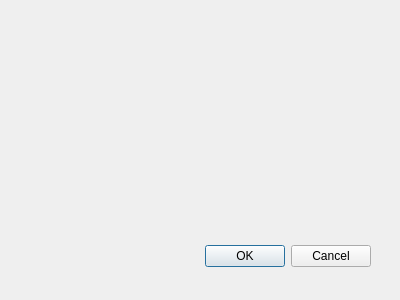
Qt form iGroceryQT/iGrocery/userdialog.ui (KiraSunnight/iGrocery) before a commit.
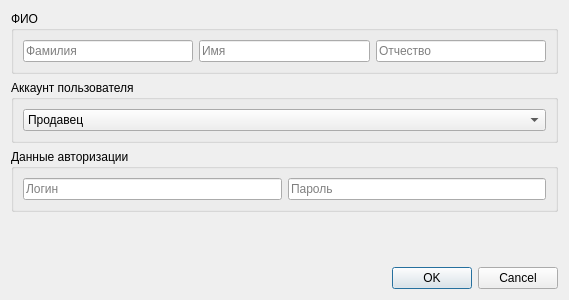
The same form after that commit.

The edit to the form file:
```diff
--- a/iGroceryQT/iGrocery/userdialog.ui
+++ b/iGroceryQT/iGrocery/userdialog.ui
@@ -8,29 +8,126 @@
    <rect>
     <x>0</x>
     <y>0</y>
-    <width>400</width>
+    <width>569</width>
     <height>300</height>
    </rect>
   </property>
+  <property name="minimumSize">
+   <size>
+    <width>569</width>
+    <height>300</height>
+   </size>
+  </property>
+  <property name="maximumSize">
+   <size>
+    <width>569</width>
+    <height>300</height>
+   </size>
+  </property>
   <property name="windowTitle">
    <string>Dialog</string>
   </property>
-  <widget name="buttonBox" class="QDialogButtonBox">
-   <property name="geometry">
-    <rect>
-     <x>30</x>
-     <y>240</y>
-     <width>341</width>
-     <height>32</height>
-    </rect>
-   </property>
-   <property name="orientation">
-    <enum>Qt::Horizontal</enum>
-   </property>
-   <property name="standardButtons">
-    <set>QDialogButtonBox::Cancel|QDialogButtonBox::Ok</set>
-   </property>
-  </widget>
+  <layout class="QVBoxLayout" name="verticalLayout">
+   <item>
+    <widget class="QGroupBox" name="groupBox">
+     <property name="title">
+      <string>ФИО</string>
+     </property>
+     <layout class="QHBoxLayout" name="horizontalLayout">
+      <item>
+       <widget class="QLineEdit" name="lineEdit">
+        <property name="placeholderText">
+         <string>Фамилия</string>
+        </property>
+       </widget>
+      </item>
+      <item>
+       <widget class="QLineEdit" name="lineEdit_2">
+        <property name="placeholderText">
+         <string>Имя</string>
+        </property>
+       </widget>
+      </item>
+      <item>
+       <widget class="QLineEdit" name="lineEdit_3">
+        <property name="placeholderText">
+         <string>Отчество</string>
+        </property>
+       </widget>
+      </item>
+     </layout>
+    </widget>
+   </item>
+   <item>
+    <widget class="QGroupBox" name="groupBox_2">
+     <property name="title">
+      <string>Аккаунт пользователя</string>
+     </property>
+     <layout class="QHBoxLayout" name="horizontalLayout_2">
+      <item>
+       <widget class="QComboBox" name="accountType">
+        <item>
+         <property name="text">
+          <string>Продавец</string>
+         </property>
+        </item>
+        <item>
+         <property name="text">
+          <string>Менеджер</string>
+         </property>
+        </item>
+       </widget>
+      </item>
+     </layout>
+    </widget>
+   </item>
+   <item>
+    <widget class="QGroupBox" name="groupBox_3">
+     <property name="title">
+      <string>Данные авторизации</string>
+     </property>
+     <layout class="QHBoxLayout" name="horizontalLayout_3">
+      <item>
+       <widget class="QLineEdit" name="login">
+        <property name="placeholderText">
+         <string>Логин</string>
+        </property>
+       </widget>
+      </item>
+      <item>
+       <widget class="QLineEdit" name="password">
+        <property name="placeholderText">
+         <string>Пароль</string>
+        </property>
+       </widget>
+      </item>
+     </layout>
+    </widget>
+   </item>
+   <item>
+    <spacer name="verticalSpacer">
+     <property name="orientation">
+      <enum>Qt::Vertical</enum>
+     </property>
+     <property name="sizeHint" stdset="0">
+      <size>
+       <width>20</width>
+       <height>73</height>
+      </size>
+     </property>
+    </spacer>
+   </item>
+   <item>
+    <widget class="QDialogButtonBox" name="buttonBox">
+     <property name="orientation">
+      <enum>Qt::Horizontal</enum>
+     </property>
+     <property name="standardButtons">
+      <set>QDialogButtonBox::Cancel|QDialogButtonBox::Ok</set>
+     </property>
+    </widget>
+   </item>
+  </layout>
  </widget>
  <pixmapfunction/>
  <resources/>
```
Left out of the diff: 7 changed lines with no effect on the pictures.
